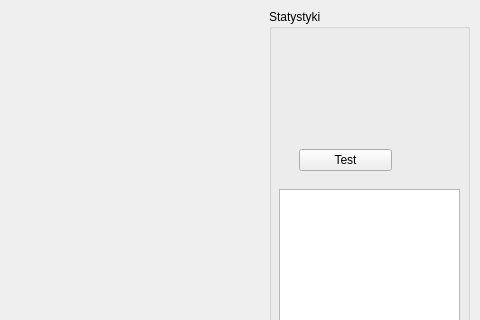
This is ui/mainwindow.ui in hun7err/Chess as Qt 5 draws it before an edit; both pictures show x 261 to 741 and y 110 to 430 of the 741 by 575 pixel window. The edited form follows.
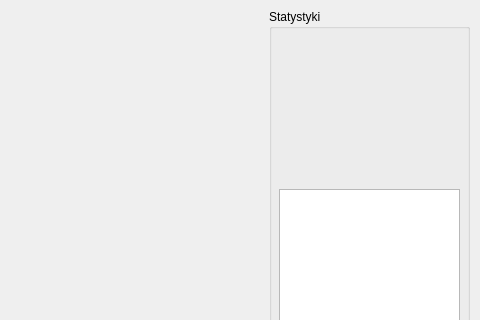
This is the edited form.

What changed in the file:
```diff
--- a/ui/mainwindow.ui
+++ b/ui/mainwindow.ui
@@ -87,19 +87,6 @@
       <enum>QListView::TopToBottom</enum>
      </property>
     </widget>
-    <widget class="QPushButton" name="pushButton">
-     <property name="geometry">
-      <rect>
-       <x>30</x>
-       <y>140</y>
-       <width>93</width>
-       <height>22</height>
-      </rect>
-     </property>
-     <property name="text">
-      <string>Test</string>
-     </property>
-    </widget>
    </widget>
   </widget>
   <widget class="QMenuBar" name="menuBar">
```
